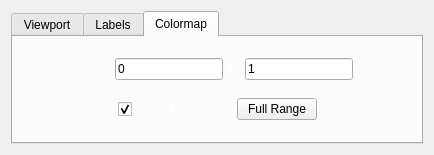
Before: the Qt Designer form src/interface/ui/image_window_settings.ui in FXIhub/hummingbird, drawn with Qt 5.
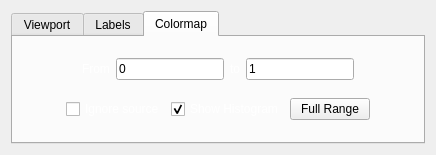
After: the same form once the commit is applied.

Commit message: Enforce vmin, vmax. Closes #33

Diff of the .ui file:
```diff
--- a/src/interface/ui/image_window_settings.ui
+++ b/src/interface/ui/image_window_settings.ui
@@ -6,7 +6,7 @@
    <rect>
     <x>0</x>
     <y>0</y>
-    <width>434</width>
+    <width>436</width>
     <height>155</height>
    </rect>
   </property>
@@ -721,6 +721,53 @@
            </property>
           </spacer>
          </item>
+         <item>
+          <widget class="QCheckBox" name="ignore_source">
+           <property name="palette">
+            <palette>
+             <active>
+              <colorrole role="WindowText">
+               <brush brushstyle="SolidPattern">
+                <color alpha="255">
+                 <red>255</red>
+                 <green>255</green>
+                 <blue>255</blue>
+                </color>
+               </brush>
+              </colorrole>
+             </active>
+             <inactive>
+              <colorrole role="WindowText">
+               <brush brushstyle="SolidPattern">
+                <color alpha="255">
+                 <red>255</red>
+                 <green>255</green>
+                 <blue>255</blue>
+                </color>
+               </brush>
+              </colorrole>
+             </inactive>
+             <disabled>
+              <colorrole role="WindowText">
+               <brush brushstyle="SolidPattern">
+                <color alpha="255">
+                 <red>127</red>
+                 <green>127</green>
+                 <blue>127</blue>
+                </color>
+               </brush>
+              </colorrole>
+             </disabled>
+            </palette>
+           </property>
+           <property name="toolTip">
+            <string>If enable then the vmin, vmax configuration parameters from the source will not be respected</string>
+           </property>
+           <property name="text">
+            <string>Ignore source</string>
+           </property>
+          </widget>
+         </item>
          <item>
           <widget class="QCheckBox" name="histogram_show">
            <property name="palette">
```
The commit also changes 1 other file.
